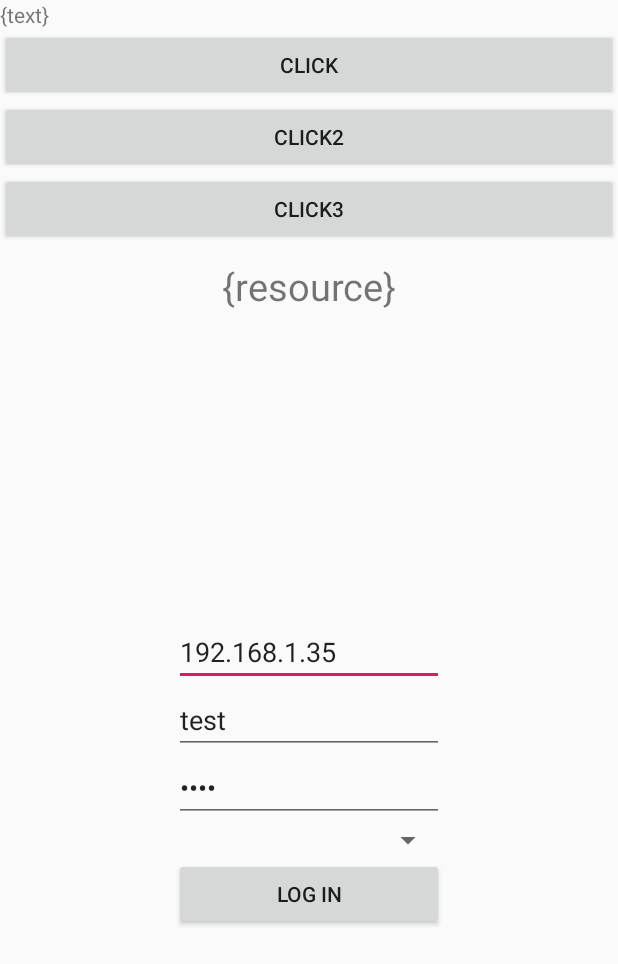
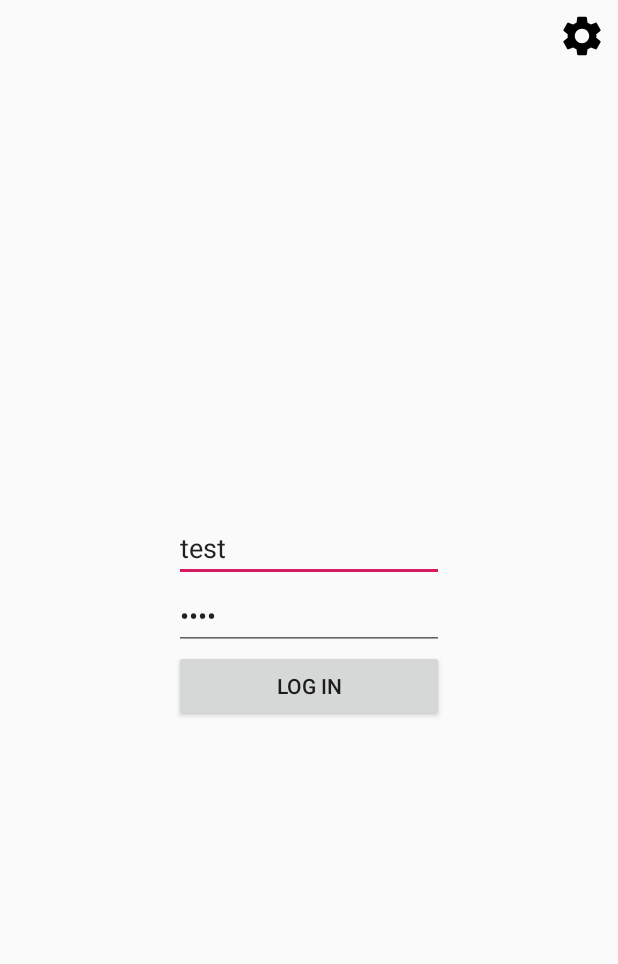
Before and after one commit to sems-imuaythai/imuaythai-mt-judges, an Android app: the layout login_fragment.xml on its own in the app's theme, with its tools: preview values and no code run, on a phone screen of 412 x 824 dp. Shown: the top 964 px of the screen. Run offline under Robolectric (Android 15) with nearby library versions, the phone set to English and light mode, and no system bars.

Commit message:
Added Settings screen

```diff
--- a/app/src/main/java/com/imuaythai/mtjudges/application/MTJudgesApplication.kt
+++ b/app/src/main/java/com/imuaythai/mtjudges/application/MTJudgesApplication.kt
@@ -3,6 +3,7 @@ package com.imuaythai.mtjudges.application
 import android.app.Application
 import android.content.Context
 import com.imuaythai.mtjudges.application.injection.ApplicationComponent
+import com.imuaythai.mtjudges.application.injection.ApplicationModule
 import com.imuaythai.mtjudges.application.injection.DaggerApplicationComponent
 
 class MTJudgesApplication : Application() {
@@ -12,7 +13,9 @@ class MTJudgesApplication : Application() {
 
     override fun onCreate() {
         super.onCreate()
-        applicationComponent = DaggerApplicationComponent.create()
+        applicationComponent = DaggerApplicationComponent.builder()
+            .applicationModule(ApplicationModule(this))
+            .build()
     }
 
     companion object {
--- a/app/src/main/java/com/imuaythai/mtjudges/application/injection/ApplicationComponent.kt
+++ b/app/src/main/java/com/imuaythai/mtjudges/application/injection/ApplicationComponent.kt
@@ -4,6 +4,8 @@ import com.imuaythai.mtjudges.login.injection.LoginComponent
 import com.imuaythai.mtjudges.login.injection.LoginModule
 import com.imuaythai.mtjudges.main.MainActivity
 import com.imuaythai.mtjudges.provider.injection.MTWebServiceModule
+import com.imuaythai.mtjudges.settings.injection.SettingsComponent
+import com.imuaythai.mtjudges.settings.injection.SettingsModule
 import com.imuaythai.mtjudges.splash.SplashActivity
 import com.imuaythai.mtjudges.time.judge.injection.TimeJudgeComponent
 import com.imuaythai.mtjudges.time.judge.injection.TimeJudgeModule
@@ -18,6 +20,8 @@ interface ApplicationComponent {
 
     fun plus( timeJudgeModule: TimeJudgeModule ) : TimeJudgeComponent
 
+    fun plus( timeJudgeModule: SettingsModule ) : SettingsComponent
+
     fun inject(activity: MainActivity)
 
     fun inject(activity: SplashActivity)
--- a/app/src/main/java/com/imuaythai/mtjudges/login/LoginViewModel.kt
+++ b/app/src/main/java/com/imuaythai/mtjudges/login/LoginViewModel.kt
@@ -5,6 +5,7 @@ import com.imuaythai.mtjudges.common.BaseViewModel
 import com.imuaythai.mtjudges.provider.MTWebService
 import com.imuaythai.mtjudges.common.model.Resource
 import com.imuaythai.mtjudges.login.model.LoadArtistsDataUseCase
+import com.imuaythai.mtjudges.navigation.NavigateToSettingsActivityAction
 import com.imuaythai.mtjudges.navigation.NavigateToTimeJudgeFragmentAction
 import javax.inject.Inject
 
@@ -34,4 +35,6 @@ class LoginViewModel @Inject constructor(
 
     }
 
+    fun onSettingsButtonClicked() = navigate(NavigateToSettingsActivityAction())
+
 }
--- /dev/null
+++ b/app/src/main/res/drawable/ic_settings.xml
@@ -0,0 +1,13 @@
+<?xml version="1.0" encoding="utf-8"?>
+<vector xmlns:android="http://schemas.android.com/apk/res/android"
+        android:width="20dp"
+        android:height="20dp"
+        android:viewportWidth="20"
+        android:viewportHeight="20">
+
+    <path
+            android:pathData="M0 0h20v20H0V0z" />
+    <path
+            android:fillColor="#000000"
+            android:pathData="M15.95 10.78c0.03-0.25 0.05 -0.51 0.05 -0.78s-0.02-0.53-0.06-0.78l1.69-1.32c0.15-0.12 0.19 -0.34 0.1 -0.51l-1.6-2.77c-0.1-0.18-0.31-0.24-0.49-0.18l-1.99 0.8 c-0.42-0.32-0.86-0.58-1.35-0.78L12 2.34c-0.03-0.2-0.2-0.34-0.4-0.34H8.4c-0.2 0-0.36 0.14 -0.39 0.34 l-0.3 2.12c-0.49 0.2 -0.94 0.47 -1.35 0.78 l-1.99-0.8c-0.18-0.07-0.39 0-0.49 0.18 l-1.6 2.77c-0.1 0.18 -0.06 0.39 0.1 0.51 l1.69 1.32c-0.04 0.25 -0.07 0.52 -0.07 0.78 s0.02 0.53 0.06 0.78 L2.37 12.1c-0.15 0.12 -0.19 0.34 -0.1 0.51 l1.6 2.77c0.1 0.18 0.31 0.24 0.49 0.18 l1.99-0.8c0.42 0.32 0.86 0.58 1.35 0.78 l0.3 2.12c0.04 0.2 0.2 0.34 0.4 0.34 h3.2c0.2 0 0.37-0.14 0.39 -0.34l0.3-2.12c0.49-0.2 0.94 -0.47 1.35-0.78l1.99 0.8 c0.18 0.07 0.39 0 0.49-0.18l1.6-2.77c0.1-0.18 0.06 -0.39-0.1-0.51l-1.67-1.32zM10 13c-1.65 0-3-1.35-3-3s1.35-3 3-3 3 1.35 3 3-1.35 3-3 3z" />
+</vector>
--- a/app/src/main/res/layout/login_fragment.xml
+++ b/app/src/main/res/layout/login_fragment.xml
@@ -1,5 +1,5 @@
 <?xml version="1.0" encoding="utf-8"?>
-<LinearLayout
+<RelativeLayout
         xmlns:android="http://schemas.android.com/apk/res/android"
         xmlns:app="http://schemas.android.com/apk/res-auto"
         xmlns:tools="http://schemas.android.com/tools"
@@ -8,58 +8,6 @@
         android:layout_width="match_parent"
         android:layout_height="match_parent" >
 
-    <TextView
-            android:id="@+id/message_text_view"
-            android:layout_width="match_parent"
-            android:layout_height="wrap_content"
-            android:text="{text}"
-            app:layout_constraintBottom_toBottomOf="parent"
-            app:layout_constraintEnd_toEndOf="parent"
-            app:layout_constraintStart_toStartOf="parent"
-            app:layout_constraintTop_toTopOf="parent" app:layout_constraintHorizontal_bias="0.501"
-            app:layout_constraintVertical_bias="0.032"/>
-    <Button
-            android:id="@+id/click_button"
-            android:text="Click"
-            android:layout_width="match_parent"
-            android:layout_height="wrap_content"   />
-
-    <Button
-            android:id="@+id/click_button2"
-            android:text="Click2"
-            android:layout_width="match_parent"
-            android:layout_height="wrap_content"   />
-
-    <Button
-            android:id="@+id/click_button3"
-            android:text="Click3"
-            android:layout_width="match_parent"
-            android:layout_height="wrap_content"   />
-
-    <TextView
-            android:id="@+id/resource_text_view"
-            android:layout_width="match_parent"
-            android:layout_height="wrap_content"
-            android:text="{resource}"
-            android:textSize="25sp"
-            android:layout_marginTop="10dp"
-            android:gravity="center_vertical|center_horizontal"
-            app:layout_constraintBottom_toBottomOf="parent"
-            app:layout_constraintEnd_toEndOf="parent"
-            app:layout_constraintStart_toStartOf="parent"
-            app:layout_constraintTop_toTopOf="parent"  />
-
-
-    <FrameLayout xmlns:android="http://schemas.android.com/apk/res/android"
-                 xmlns:tools="http://schemas.android.com/tools" android:layout_width="match_parent"
-                 android:layout_height="match_parent"
-                 tools:context="muaythai.com.muaythaijudges.fragments.LoginFragment">
-
-        <!-- TODO: Update blank fragment layout -->
-
-        <RelativeLayout
-                android:layout_width="match_parent"
-                android:layout_height="match_parent">
 
             <LinearLayout
                     android:orientation="vertical"
@@ -67,14 +15,6 @@
                     android:layout_height="wrap_content"
                     android:layout_centerVertical="true"
                     android:layout_centerHorizontal="true">
-
-                <EditText
-                        android:layout_width="match_parent"
-                        android:layout_height="wrap_content"
-                        android:id="@+id/editText_ipAddress"
-                        android:text="192.168.1.35"
-                        android:imeOptions="actionDone"
-                        android:hint="server ip adderss" />
 
                 <EditText
                         android:layout_width="match_parent"
@@ -97,11 +37,11 @@
                         android:hint="password"
                         android:text="test" />
 
-                <Spinner
+                <!--Spinner
                         android:layout_width="match_parent"
                         android:layout_height="wrap_content"
                         android:id="@+id/spinner"
-                        android:layout_gravity="center_horizontal" />
+                        android:layout_gravity="center_horizontal" /-->
 
                 <Button
                         android:layout_width="match_parent"
@@ -110,7 +50,14 @@
                         android:id="@+id/button_login" />
             </LinearLayout>
 
-        </RelativeLayout>
-    </FrameLayout>
+    <ImageView
+            android:id="@+id/btn_settings"
+            android:layout_width="48dp"
+            android:layout_height="48dp"
+            android:padding="8dp"
+            android:src="@drawable/ic_settings"
+            android:layout_alignParentRight="true"
+            android:layout_alignParentTop="true" />
 
-</LinearLayout>
+
+</RelativeLayout>
--- a/app/src/main/res/values/strings.xml
+++ b/app/src/main/res/values/strings.xml
@@ -1,7 +1,6 @@
 <resources>
 
     <string name="title_activity_splash">SplashActivity</string>
-
     <string name="title_activity_login">Sign in</string>
 
     <!-- Strings related to login -->
--- a/app/src/main/res/values/styles.xml
+++ b/app/src/main/res/values/styles.xml
@@ -1,6 +1,4 @@
 <resources>
-
-
 
     <style name="AppTheme.AppBarOverlay" parent="ThemeOverlay.AppCompat.Dark.ActionBar"/>
     <style name="AppTheme.PopupOverlay" parent="ThemeOverlay.AppCompat.Light"/>
@@ -8,7 +6,7 @@
 
     <!-- Base application theme. -->
     <!-- Customize your theme here. -->
-    <style name="AppTheme" parent="Theme.AppCompat.Light.DarkActionBar">
+    <style name="AppTheme" parent="Theme.AppCompat.Light.NoActionBar">
         <item name="colorPrimary">@color/colorPrimary</item>
         <item name="colorPrimaryDark">@color/colorPrimaryDark</item>
         <item name="colorAccent">@color/colorAccent</item>
```
Also changed, not shown: app/src/main/AndroidManifest.xml (+7 -1 lines), app/src/main/java/com/imuaythai/mtjudges/application/injection/ApplicationModule.kt (+14 -1 lines), app/src/main/java/com/imuaythai/mtjudges/login/LoginFragment.kt (+7 -6 lines), app/src/main/java/com/imuaythai/mtjudges/navigation/NavigateToSettingsActivityAction.kt (added, +13 -0 lines), app/src/main/java/com/imuaythai/mtjudges/settings/SettingsActivity.kt (added, +29 -0 lines), app/src/main/java/com/imuaythai/mtjudges/settings/SettingsViewModel.kt (added, +7 -0 lines), app/src/main/java/com/imuaythai/mtjudges/settings/injection/SettingsComponent.kt (added, +13 -0 lines), app/src/main/java/com/imuaythai/mtjudges/settings/injection/SettingsModule.kt (added, +18 -0 lines), app/src/main/java/com/imuaythai/mtjudges/settings/service/SettingsService.kt (added, +7 -0 lines), app/src/main/java/com/imuaythai/mtjudges/settings/service/SettingsServiceImpl.kt (added, +15 -0 lines), app/src/main/res/layout/settings_activity.xml (added, +19 -0 lines).
